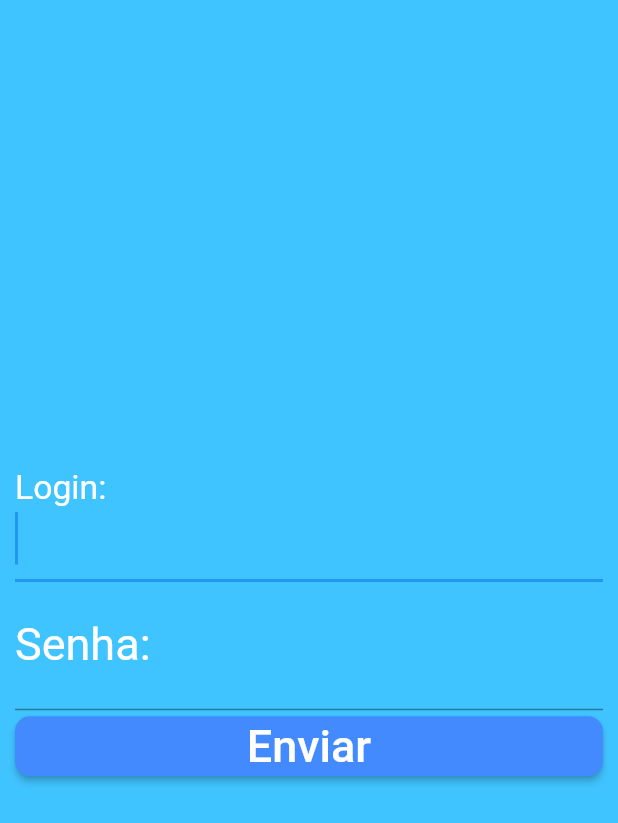
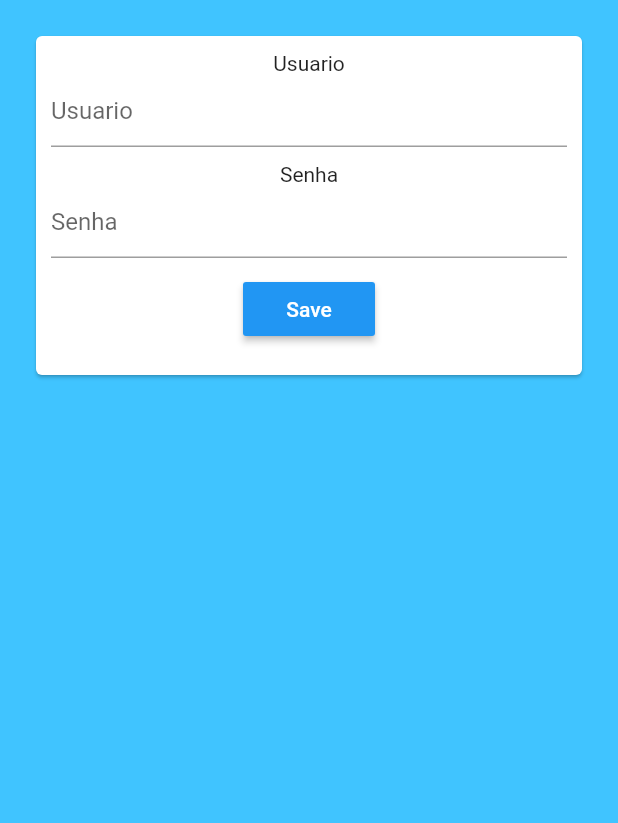
Before and after one commit to WesleyAugusto/Flutter-Loguin-1.0, a Flutter app: the screen it shows after launch, on a phone screen of 412 x 824 dp. Shown: the top 823 px of the screen. Run offline on Flutter 3.47's test engine with Material 2 defaults, Android fonts, the phone set to English and light mode, and no system bars.

Commit message:
adicionando loguin

```diff
--- a/lib/main.dart
+++ b/lib/main.dart
@@ -6,7 +6,11 @@ class MyApp extends StatelessWidget {
   Widget build(BuildContext context) {
     return MaterialApp(
       title: 'Tela Login',
-      theme: ThemeData(primarySwatch: Colors.blue),
+      theme: ThemeData(
+        primarySwatch: Colors.blue,
+        visualDensity: VisualDensity.adaptivePlatformDensity,
+      ),
+
       home: Login(),
     );
   }
--- /dev/null
+++ b/lib/models/usuario.dart
@@ -0,0 +1,18 @@
+class Authenticat {
+  final String usuario;
+  final String senha;
+
+  Authenticat({ this.usuario, this.senha });
+
+  factory Authenticat.fromJson(Map<String, dynamic> json) {
+    return Authenticat(
+      usuario: json['usuario'] as String,
+      senha: json['senha'] as String
+    );
+  }
+
+  @override
+  String toString() {
+    return 'Trans{usuario: $usuario, senha: $senha}';
+  }
+}
--- /dev/null
+++ b/lib/services/api_service.dart
@@ -0,0 +1,36 @@
+import 'dart:convert';
+
+import 'package:http/http.dart';
+import 'package:school/models/usuario.dart';
+
+class ApiService {
+  final String apiUrl = "http://localhost:8084/api";
+
+
+  Future<void> createContact(Authenticat authenticat) async {
+    print(authenticat.usuario);
+    print(authenticat.senha);
+    Map data = {
+      'usuario': authenticat.usuario,
+      'senha': authenticat.senha
+    };
+
+    final Response response = await post(
+      apiUrl,
+      headers: <String, String>{
+        'Content-Type': 'application/json; charset=UTF-8',
+      },
+      body: jsonEncode(data),
+    );
+
+    if (response.statusCode == 200) {
+      print(response.body);
+    }
+    //   return Authenticat.fromJson(json.decode(response.body));
+    // } else {
+    //   throw Exception('Falha ao criar contato');
+    // }
+  }
+
+
+}
--- a/lib/widgets/login.dart
+++ b/lib/widgets/login.dart
@@ -1,57 +1,113 @@
 import 'package:flutter/material.dart';
 
+import '../models/usuario.dart';
+import '../services/api_service.dart';
+
 class Login extends StatefulWidget {
+  Login();
+
   @override
   _LoginState createState() => _LoginState();
 }
 
 class _LoginState extends State<Login> {
+  _LoginState();
+
+  final ApiService api = ApiService();
+  final _addFormKey = GlobalKey<FormState>();
+  final _usuarioController = TextEditingController();
+  final _senhaController = TextEditingController();
+
+
   @override
   Widget build(BuildContext context) {
     return Scaffold(
       backgroundColor: Colors.lightBlueAccent,
-        body: Padding(
-          padding: const EdgeInsets.all(10.0),
-          child: Center(
+      body: Form(
+        key: _addFormKey,
+        child: SingleChildScrollView(
+          child: Container(
+            padding: EdgeInsets.all(20.0),
+            child: Card(
+                child: Container(
+                    padding: EdgeInsets.all(10.0),
+                    width: 440,
                     child: Column(
-              crossAxisAlignment: CrossAxisAlignment.stretch,
-              mainAxisAlignment: MainAxisAlignment.center,
                       children: <Widget>[
-                new TextFormField(
-                    autofocus: true,
-                    keyboardType: TextInputType.text,
-                    style: TextStyle(color: Colors.blueAccent, fontSize: 30),
-                    decoration: new InputDecoration(
-                      labelText: "Login:",
-                      labelStyle: TextStyle(color: Colors.white),
-                    )), //TextField
+                        Container(
+                          margin: EdgeInsets.fromLTRB(0, 0, 0, 10),
+                          child: Column(
+                            children: <Widget>[
+                              Text('Usuario'),
                               TextFormField(
-                    autofocus: true,
-                    obscureText: true,
-                    keyboardType: TextInputType.text,
-                    style: TextStyle(color: Colors.blueAccent, fontSize: 30),
-                    decoration: InputDecoration(
-                      labelText: "Senha:",
-                      labelStyle: TextStyle(color: Colors.white),
-                    )),
-                ButtonTheme(
-                  height: 40.0,
-                  child: RaisedButton(
-                    onPressed: () => {
-                      print("pressionei o botão"),
+                                controller: _usuarioController,
+                                decoration: const InputDecoration(
+                                  hintText: 'Usuario',
+                                ),
+                                validator: (value) {
+                                  if (value.isEmpty) {
+                                    return 'Usuario Invalido';
+                                  }
+                                  return null;
                                 },
-                    shape: new RoundedRectangleBorder(
-                        borderRadius: new BorderRadius.circular(10.0)),
-                    child: const Text(
-                      "Enviar",
-                      style: TextStyle(color: Colors.white, fontSize: 30),
-                    ), //Text
-                    color: Colors.blueAccent,
-                  ), //RaisedButton
-                ), //TextField
+                                onChanged: (value) {},
+                              ),
                             ],
                           ),
                         ),
-        ));
+
+                        Container(
+                          margin: EdgeInsets.fromLTRB(0, 0, 0, 10),
+                          child: Column(
+                            children: <Widget>[
+                              Text('Senha'),
+                              TextFormField(
+                                controller: _senhaController,
+                                decoration: const InputDecoration(
+                                  hintText: 'Senha',
+                                ),
+                                validator: (value) {
+                                  if (value.isEmpty) {
+                                    return 'Senha Invalido';
+                                  }
+                                  return null;
+                                },
+                                onChanged: (value) {},
+                              ),
+                            ],
+                          ),
+                        ),
+
+                        Container(
+                          margin: EdgeInsets.fromLTRB(0, 0, 0, 10),
+                          child: Column(
+                            children: <Widget>[
+                              RaisedButton(
+                                splashColor: Colors.red,
+                                onPressed: () {
+                                  if (_addFormKey.currentState.validate()) {
+                                    _addFormKey.currentState.save();
+                                    api.createContact(Authenticat(
+                                        usuario: _usuarioController.text,
+                                        senha: _senhaController.text));
+
+                                    Navigator.pop(context);
+                                  }
+                                },
+                                child: Text('Save',
+                                    style: TextStyle(color: Colors.white)),
+                                color: Colors.blue,
+                              )
+                            ],
+                          ),
+                        ),
+                      ],
+                    )
+                )
+            ),
+          ),
+        ),
+      ),
+    );
   }
 }
--- a/pubspec.yaml
+++ b/pubspec.yaml
@@ -18,7 +18,7 @@ publish_to: 'none' # Remove this line if you wish to publish to pub.dev
 version: 1.0.0+1
 
 environment:
-  sdk: ">=2.16.2 <3.0.0"
+  sdk: ">=2.7.0 <3.0.0"
 
 # Dependencies specify other packages that your package needs in order to work.
 # To automatically upgrade your package dependencies to the latest versions
@@ -34,6 +34,7 @@ dependencies:
   # The following adds the Cupertino Icons font to your application.
   # Use with the CupertinoIcons class for iOS style icons.
   cupertino_icons: ^1.0.2
+  http: ^0.12.2
 
 dev_dependencies:
   flutter_test:
```
Also changed, not shown: pubspec.lock, 1 other file. Lines whose indentation alone changed are shown as unchanged.
